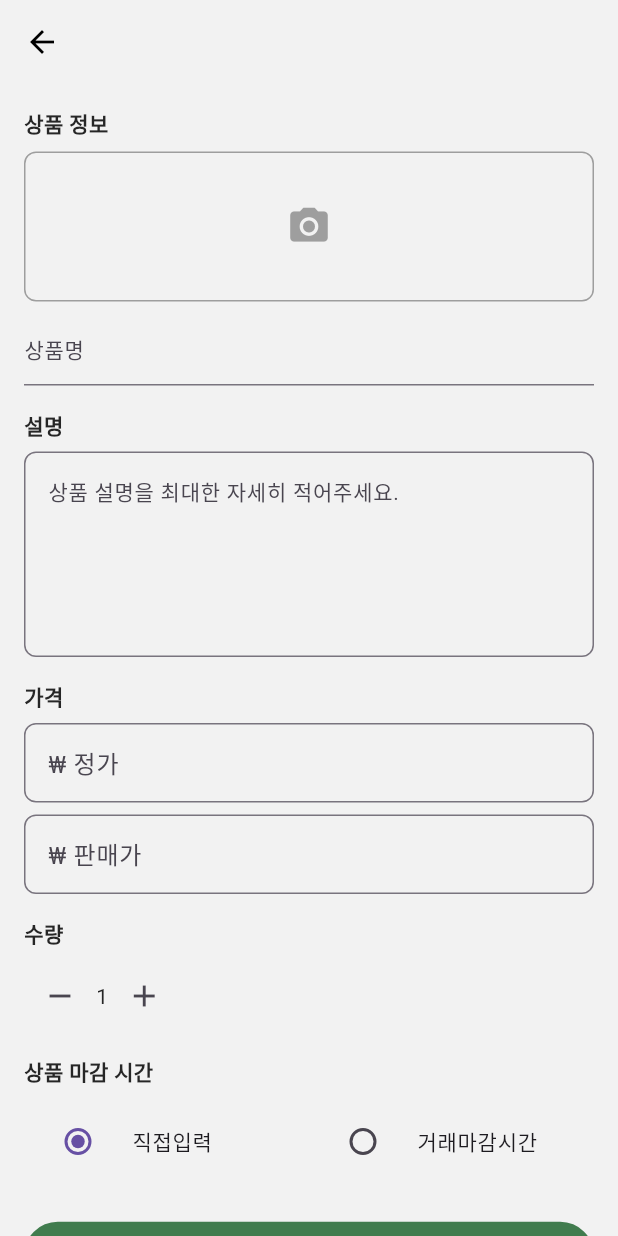
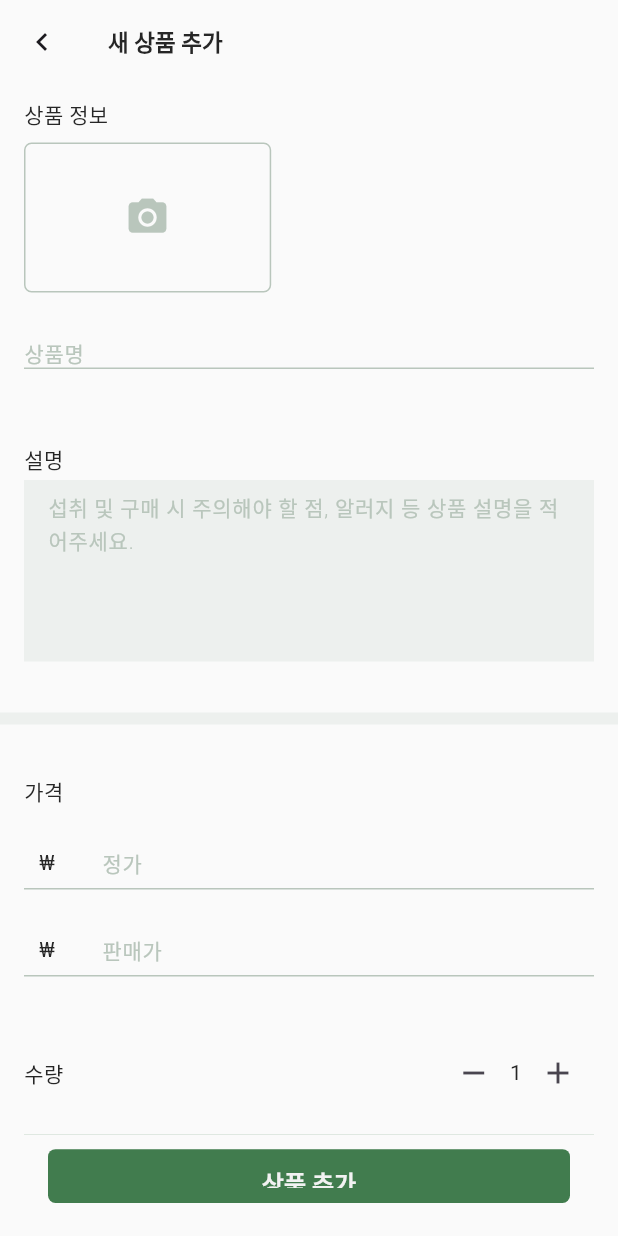
Before and after one commit to LastNyam/last_nyam_owner_fe, a Flutter app: the AddProductScreen screen opened directly, on a phone screen of 412 x 824 dp. Run offline on Flutter 3.47's test engine with Material 3 defaults, Android fonts, the phone set to English and light mode, and no system bars; our stand-ins replace dio, fluentui_system_icons, flutter_dotenv, flutter_secure_storage, geocoding, image_picker; accounts and stored records are empty; Roboto replaces fonts that are missing (NanumBarunGothic, nanumBarunGothic).

Commit message:
style: 상품추가 페이지 디자인 개선 및 기능 구현

```diff
--- a/lib/screen/product_add.dart
+++ b/lib/screen/product_add.dart
@@ -1,10 +1,10 @@
-// product_add.dart
-
 import 'package:flutter/material.dart';
 import 'package:image_picker/image_picker.dart'; // 이미지 선택을 위해 추가
+import 'package:last_nyam_owner/const/colors.dart';
 import 'dart:io'; // 파일 처리를 위해 추가
-
 import 'home_screen.dart'; // Product 클래스 import
+import 'package:intl/intl.dart'; // 숫자 포멧
+import 'package:flutter/services.dart'; // TextInputFormatter를 위해 추가
 
 class AddProductScreen extends StatefulWidget {
   const AddProductScreen({Key? key}) : super(key: key);
@@ -14,24 +14,28 @@ class AddProductScreen extends StatefulWidget {
 }
 
 class _AddProductScreenState extends State<AddProductScreen> {
+  // 컨트롤러
   final TextEditingController _titleController = TextEditingController();
   final TextEditingController _descriptionController = TextEditingController();
   final TextEditingController _priceController = TextEditingController();
   final TextEditingController _discountPriceController = TextEditingController();
-  int _quantity = 1; // 수량
-  String _selectedEndTimeOption = '직접입력'; // 마감 시간 옵션
+  final TextEditingController _recipeController = TextEditingController();
 
-  File? _imageFile; // 선택된 이미지 파일
-  final ImagePicker _picker = ImagePicker(); // ImagePicker 인스턴스
+  // 수량 및 시간
+  int _quantity = 1;
+  int selectedHour = 0;
+  int selectedMinute = 0;
 
-  Future<void> _pickImage() async {
-    final pickedFile = await _picker.pickImage(source: ImageSource.gallery); // 갤러리에서 이미지 선택
-    if (pickedFile != null) {
-      setState(() {
-        _imageFile = File(pickedFile.path); // 선택된 이미지 파일 저장
-      });
-    }
-  }
+  // 이미지 파일 관련
+  File? _imageFile;
+  File? _recipeImageFile;
+  final ImagePicker _picker = ImagePicker();
+
+  // 레시피 입력 폼 상태
+  bool _showRecipeInput = false;
+
+  // 숫자 포맷터
+  final _numberFormatter = NumberFormat("#,###");
 
   @override
   void dispose() {
@@ -40,184 +44,341 @@ class _AddProductScreenState extends State<AddProductScreen> {
     _descriptionController.dispose();
     _priceController.dispose();
     _discountPriceController.dispose();
+    _recipeController.dispose();
     super.dispose();
+  }
+
+  Future<void> _pickImage() async {
+    final pickedFile = await _picker.pickImage(source: ImageSource.gallery);
+    if (pickedFile != null) {
+      setState(() {
+        _imageFile = File(pickedFile.path);
+      });
+    }
+  }
+
+  Future<void> _pickRecipeImage() async {
+    final pickedFile = await _picker.pickImage(source: ImageSource.gallery);
+    if (pickedFile != null) {
+      setState(() {
+        _recipeImageFile = File(pickedFile.path);
+      });
+    }
+  }
+
+  String _formatNumber(String value) {
+    if (value.isEmpty) return value;
+    final number = int.tryParse(value.replaceAll(',', '')) ?? 0;
+    return _numberFormatter.format(number);
   }
 
   @override
   Widget build(BuildContext context) {
     return Scaffold(
-
       appBar: AppBar(
-        backgroundColor: Colors.transparent,
+        title: const Text('새 상품 추가'),
         elevation: 0,
         leading: IconButton(
-          icon: const Icon(Icons.arrow_back, color: Colors.black),
+          icon: const Icon(Icons.navigate_before),
           onPressed: () => Navigator.pop(context),
         ),
       ),
+      backgroundColor: const Color(0xfffafafa),
       body: SingleChildScrollView(
-        padding: const EdgeInsets.all(16.0),
         child: Column(
           crossAxisAlignment: CrossAxisAlignment.start,
           children: [
-            // 상품 정보
-            const Text(
-              '상품 정보',
-              style: TextStyle(fontSize: 14, fontWeight: FontWeight.bold), // 폰트 크기 조정
+            _buildProductInfoSection(),
+            _buildDivider(),
+            _buildPriceSection(),
+            _buildDivider(),
+            _buildAdditionalOptionsSection(),
+          ],
         ),
+      ),
+      bottomNavigationBar: _buildBottomBar(),
+    );
+  }
+
+  Widget _buildProductInfoSection() {
+    return Padding(
+      padding: const EdgeInsets.symmetric(horizontal: 16.0, vertical: 10),
+      child: Column(
+        crossAxisAlignment: CrossAxisAlignment.start,
+        children: [
+          const Text('상품 정보'),
           const SizedBox(height: 8),
           GestureDetector(
-              onTap: _pickImage, // 이미지 선택 기능 연결
+            onTap: _pickImage,
             child: Container(
-                width: double.infinity,
+              width: MediaQuery.of(context).size.width * 0.4,
               height: 100,
               decoration: BoxDecoration(
-                  border: Border.all(color: Colors.grey),
-                  borderRadius: BorderRadius.circular(8),
+                border: Border.all(color: const Color(0xffb9c6bc)),
+                borderRadius: BorderRadius.circular(5),
               ),
               child: _imageFile != null
-                    ? Image.file(
-                  _imageFile!,
-                  fit: BoxFit.cover,
-                )
-                    : const Center(
-                  child: Icon(Icons.camera_alt, color: Colors.grey, size: 30),
+                  ? Image.file(_imageFile!, fit: BoxFit.cover)
+                  : const Center(child: Icon(Icons.camera_alt, color: Color(0xffb9c6bc), size: 30)),
             ),
           ),
-            ),
-            const SizedBox(height: 8),
-            TextField(
-              controller: _titleController,
-              decoration: const InputDecoration(
-                hintText: '상품명',
-                border: UnderlineInputBorder(),
-              ),
-              style: const TextStyle(fontSize: 14), // 폰트 크기 조정
-            ),
-            const SizedBox(height: 16),
-
-            // 설명
-            const Text(
-              '설명',
-              style: TextStyle(fontSize: 14, fontWeight: FontWeight.bold), // 폰트 크기 조정
-            ),
-            const SizedBox(height: 8),
+          const SizedBox(height: 30),
+          _buildTextField(_titleController, '상품명'),
+          const SizedBox(height: 50),
+          const Text('설명'),
+          const SizedBox(height: 4),
           TextField(
             controller: _descriptionController,
             maxLines: 5,
             decoration: InputDecoration(
-                hintText: '상품 설명을 최대한 자세히 적어주세요.',
-                border: OutlineInputBorder(
-                  borderRadius: BorderRadius.circular(8),
+              filled: true,
+              fillColor: const Color(0xffb9c6bc).withOpacity(0.2),
+              hintText: '섭취 및 구매 시 주의해야 할 점, 알러지 등 상품 설명을 적어주세요.',
+              hintStyle: const TextStyle(color: Color(0xffb9c6bc), fontWeight: FontWeight.w300),
+              border: InputBorder.none,
             ),
+            style: const TextStyle(fontSize: 14),
           ),
-              style: const TextStyle(fontSize: 14), // 폰트 크기 조정
+        ],
       ),
-            const SizedBox(height: 16),
+    );
+  }
 
-            // 가격
-            const Text(
-              '가격',
-              style: TextStyle(fontSize: 14, fontWeight: FontWeight.bold), // 폰트 크기 조정
-            ),
+  Widget _buildDivider() {
+    return Column(
+      children: [
+        const SizedBox(height: 20),
+        Divider(color: const Color(0xffb9c6bc).withOpacity(0.2), thickness: 8),
+        const SizedBox(height: 20),
+      ],
+    );
+  }
+
+  Widget _buildPriceSection() {
+    return Padding(
+      padding: const EdgeInsets.symmetric(horizontal: 16.0, vertical: 10),
+      child: Column(
+        crossAxisAlignment: CrossAxisAlignment.start,
+        children: [
+          const Text('가격'),
           const SizedBox(height: 8),
-            TextField(
-              controller: _priceController,
-              keyboardType: TextInputType.number,
-              decoration: InputDecoration(
-                labelText: '₩ 정가',
-                border: OutlineInputBorder(
-                  borderRadius: BorderRadius.circular(8),
-                ),
-              ),
-              style: const TextStyle(fontSize: 14), // 폰트 크기 조정
-            ),
-            const SizedBox(height: 8),
-            TextField(
-              controller: _discountPriceController,
-              keyboardType: TextInputType.number,
-              decoration: InputDecoration(
-                labelText: '₩ 판매가',
-                border: OutlineInputBorder(
-                  borderRadius: BorderRadius.circular(8),
-                ),
-              ),
-              style: const TextStyle(fontSize: 14), // 폰트 크기 조정
-            ),
-            const SizedBox(height: 16),
-
-            // 수량
-            const Text(
-              '수량',
-              style: TextStyle(fontSize: 14, fontWeight: FontWeight.bold), // 폰트 크기 조정
-            ),
-            const SizedBox(height: 8),
+          _buildTextFieldWithPrefix(_priceController, '정가'),
+          const SizedBox(height: 10),
+          _buildTextFieldWithPrefix(_discountPriceController, '판매가'),
+          const SizedBox(height: 40),
           Row(
+            mainAxisAlignment: MainAxisAlignment.spaceBetween,
+            children: [
+              const Text('수량'),
+              Row(
+                mainAxisSize: MainAxisSize.min,
                 children: [
                   IconButton(
-                  onPressed: () {
-                    setState(() {
+                    onPressed: () => setState(() {
                       if (_quantity > 1) _quantity--;
-                    });
-                  },
+                    }),
                     icon: const Icon(Icons.remove),
                   ),
-                Text(
-                  '$_quantity',
-                  style: const TextStyle(fontSize: 14), // 폰트 크기 조정
-                ),
+                  Text('$_quantity', style: const TextStyle(fontSize: 14)),
                   IconButton(
-                  onPressed: () {
-                    setState(() {
+                    onPressed: () => setState(() {
                       _quantity++;
-                    });
-                  },
+                    }),
                     icon: const Icon(Icons.add),
                   ),
                 ],
               ),
-            const SizedBox(height: 16),
+            ],
+          ),
+        ],
+      ),
+    );
+  }
 
-            // 상품 마감 시간
-            const Text(
-              '상품 마감 시간',
-              style: TextStyle(fontSize: 14, fontWeight: FontWeight.bold), // 폰트 크기 조정
+  Widget _buildAdditionalOptionsSection() {
+    return Padding(
+      padding: const EdgeInsets.symmetric(horizontal: 16.0, vertical: 10),
+      child: Column(
+        crossAxisAlignment: CrossAxisAlignment.start,
+        children: [
+          _buildTimeSelection(),
+          const SizedBox(height: 30),
+          _buildRecipeSection(),
+        ],
       ),
-            const SizedBox(height: 8),
+    );
+  }
+
+  Widget _buildTimeSelection() {
+    return Row(
+      mainAxisAlignment: MainAxisAlignment.spaceBetween,
+      children: [
+        const Text('상품 마감 시간'),
         Row(
           children: [
-                Expanded(
-                  child: RadioListTile(
-                    value: '직접입력',
-                    groupValue: _selectedEndTimeOption,
-                    onChanged: (value) {
+            _buildDropdown(selectedHour, 24, (value) {
+              if (value != null) {
                 setState(() {
-                        _selectedEndTimeOption = value.toString();
+                  selectedHour = value;
                 });
-                    },
-                    title: const Text('직접입력', style: TextStyle(fontSize: 14)), // 폰트 크기 조정
+              }
+            }),
+            const SizedBox(width: 10),
+            const Text(':'),
+            const SizedBox(width: 10),
+            _buildDropdown(selectedMinute, 60, (value) {
+              if (value != null) {
+                setState(() {
+                  selectedMinute = value;
+                });
+              }
+            }),
+            const Text('까지', style: TextStyle(fontWeight: FontWeight.w300)),
+          ],
+        ),
+      ],
+    );
+  }
+
+  Widget _buildRecipeSection() {
+    return Column(
+      crossAxisAlignment: CrossAxisAlignment.start,
+      children: [
+        Row(
+          mainAxisAlignment: MainAxisAlignment.spaceBetween,
+          children: [
+            const Text('레시피 (선택)'),
+            IconButton(
+              icon: Icon(_showRecipeInput ? Icons.remove : Icons.add, color: const Color(0xFF417C4E)),
+              onPressed: () => setState(() {
+                _showRecipeInput = !_showRecipeInput;
+              }),
+            ),
+          ],
+        ),
+        if (_showRecipeInput)
+          Row(
+            children: [
+              // 사진 등록 부분
+              GestureDetector(
+                onTap: _pickRecipeImage,
+                child: Container(
+                  width: MediaQuery.of(context).size.width * 0.3,
+                  height: 100,
+                  decoration: BoxDecoration(
+                    border: Border.all(color: const Color(0xffb9c6bc)),
+                    borderRadius: BorderRadius.circular(5),
+                  ),
+                  child: _recipeImageFile != null
+                      ? Image.file(_recipeImageFile!, fit: BoxFit.cover)
+                      : const Center(child: Icon(Icons.camera_alt, color: Color(0xffb9c6bc), size: 30)),
                 ),
               ),
+              const SizedBox(width: 10), // 사진과 텍스트 입력 사이에 여백을 추가
+              // 레시피 입력 부분
               Expanded(
-                  child: RadioListTile(
-                    value: '거래마감시간',
-                    groupValue: _selectedEndTimeOption,
-                    onChanged: (value) {
-                      setState(() {
-                        _selectedEndTimeOption = value.toString();
-                      });
-                    },
-                    title: const Text('거래마감시간', style: TextStyle(fontSize: 14)), // 폰트 크기 조정
+                child: TextField(
+                  controller: _recipeController,
+                  decoration: InputDecoration(
+                    filled: true,
+                    fillColor: const Color(0xffb9c6bc).withOpacity(0.2),
+                    hintText: '상품을 더 맛있고 즐겁게 즐길 수 있는 사장님만의 레시피를 알려주세요.',
+                    hintStyle: const TextStyle(color: Color(0xffb9c6bc), fontWeight: FontWeight.w300, fontSize: 12),
+                    border: InputBorder.none,
+                  ),
+                  maxLines: 3,
                 ),
               ),
             ],
           ),
-            const SizedBox(height: 24),
+      ],
+    );
+  }
 
-            // 상품 추가 버튼
-            ElevatedButton(
-              onPressed: () {
-                // 데이터 검증 및 처리
+  Widget _buildBottomBar() {
+    return BottomAppBar(
+      color: const Color(0xfffafafa),
+      child: Container(
+        padding: const EdgeInsets.symmetric(vertical: 10, horizontal: 16),
+        decoration: const BoxDecoration(
+          border: Border(
+            top: BorderSide(color: Color(0xff417c4e), width: 0.1), // 윗 테두리 설정
+          ),
+        ),
+        child: ElevatedButton(
+          onPressed: _onAddProductPressed,
+          style: ElevatedButton.styleFrom(
+            backgroundColor: const Color(0xFF417C4E),
+            padding: const EdgeInsets.symmetric(vertical: 10),
+            shape: RoundedRectangleBorder(borderRadius: BorderRadius.circular(5)),
+          ),
+          child: const Text(
+            '상품 추가',
+            style: TextStyle(color: Color(0xfff2f2f2), fontWeight: FontWeight.bold),
+          ),
+        ),
+      ),
+    );
+  }
+
+  Widget _buildTextField(TextEditingController controller, String hintText) {
+    return TextField(
+      controller: controller,
+      decoration: InputDecoration(
+        hintText: hintText,
+        hintStyle: const TextStyle(color: Color(0xffb9c6bc), fontWeight: FontWeight.w300),
+        border: const UnderlineInputBorder(borderSide: BorderSide(color: Color(0xffb9c6bc))),
+        focusedBorder: const UnderlineInputBorder(borderSide: BorderSide(color: Color(0xff262626))),
+        enabledBorder: const UnderlineInputBorder(borderSide: BorderSide(color: Color(0xffb9c6bc))),
+        isDense: true,
+        contentPadding: const EdgeInsets.symmetric(vertical: 0),
+      ),
+      style: const TextStyle(fontSize: 14),
+    );
+  }
+
+  Widget _buildTextFieldWithPrefix(TextEditingController controller, String hintText) {
+    return TextField(
+      controller: controller,
+      keyboardType: TextInputType.number,
+      inputFormatters: [
+        FilteringTextInputFormatter.digitsOnly,
+        TextInputFormatter.withFunction((oldValue, newValue) {
+          final formatted = _formatNumber(newValue.text);
+          return newValue.copyWith(
+            text: formatted,
+            selection: TextSelection.collapsed(offset: formatted.length),
+          );
+        }),
+      ],
+      decoration: InputDecoration(
+        prefixIcon: const Padding(
+          padding: EdgeInsets.only(left: 10.0, top: 20),
+          child: Text('₩', style: TextStyle(fontSize: 14)),
+        ),
+        hintText: hintText,
+        hintStyle: const TextStyle(color: Color(0xffb9c6bc), fontWeight: FontWeight.w300),
+        border: const UnderlineInputBorder(borderSide: BorderSide(color: Color(0xffb9c6bc))),
+        focusedBorder: const UnderlineInputBorder(borderSide: BorderSide(color: Color(0xff262626))),
+        enabledBorder: const UnderlineInputBorder(borderSide: BorderSide(color: Color(0xffb9c6bc))),
+        isDense: true,
+        contentPadding: const EdgeInsets.only(top: 20, bottom: 0),
+      ),
+      style: const TextStyle(fontSize: 14),
+    );
+  }
+
+  Widget _buildDropdown(int selectedValue, int range, ValueChanged<int?> onChanged) {
+    return DropdownButton<int>(
+      value: selectedValue,
+      items: List.generate(range, (index) => index).map((value) {
+        return DropdownMenuItem(value: value, child: Text(value.toString().padLeft(2, '0')));
+      }).toList(),
+      onChanged: onChanged,
+    );
+  }
+
+  void _onAddProductPressed() {
     if (_titleController.text.isEmpty ||
         _priceController.text.isEmpty ||
         _discountPriceController.text.isEmpty) {
@@ -227,35 +388,17 @@ class _AddProductScreenState extends State<AddProductScreen> {
       return;
     }
 
-                // 새로운 Product 객체 생성
     final newProduct = Product(
-                  category: '기타', // 임시 카테고리
+      category: '기타',
       title: _titleController.text,
       price: '${_priceController.text}원',
       discount: '${_discountPriceController.text}원',
-                  imagePath: _imageFile != null ? _imageFile!.path : 'image/default.png',
-                  timeLeft: _selectedEndTimeOption,
+      imagePath: _imageFile?.path ?? 'image/default.png',
+      timeLeft: '${selectedHour.toString().padLeft(2, '0')}:${selectedMinute.toString().padLeft(2, '0')}',
       isSoldout: false,
       isHiden: false,
     );
 
-                // 이전 화면으로 돌아가면서 새로운 상품을 반환
     Navigator.pop(context, newProduct);
-              },
-              style: ElevatedButton.styleFrom(
-                backgroundColor: const Color(0xFF417C4E),
-                padding: const EdgeInsets.symmetric(horizontal: 16, vertical: 12),
-              ),
-              child: const Center(
-                child: Text(
-                  '상품 추가',
-                  style: TextStyle(color: Colors.white, fontSize: 14), // 폰트 크기 조정
-                ),
-              ),
-            ),
-          ],
-        ),
-      ),
-    );
   }
 }
--- a/pubspec.yaml
+++ b/pubspec.yaml
@@ -28,6 +28,8 @@ environment:
 # the latest version available on pub.dev. To see which dependencies have newer
 # versions available, run `flutter pub outdated`.
 dependencies:
+  flutter_dash: ^1.0.0
+
   flutter:
     sdk: flutter
 
```
Also changed, not shown: pubspec.lock. Lines whose indentation alone changed are shown as unchanged.
